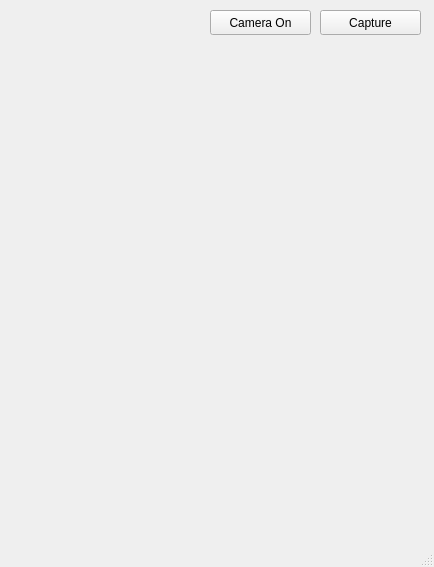
Before: the Qt Designer form camera.ui in addinedu-ros-3rd/deeplearning-repo-3, drawn with Qt 5.
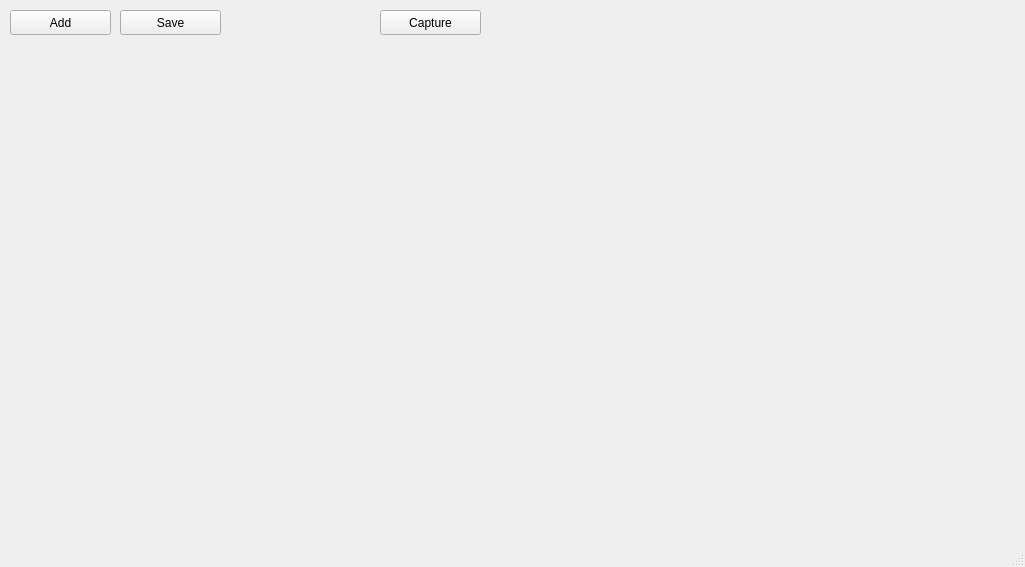
After: the same form once the commit is applied.

What changed in the file:
```diff
--- a/camera.ui
+++ b/camera.ui
@@ -6,7 +6,7 @@
    <rect>
     <x>0</x>
     <y>0</y>
-    <width>434</width>
+    <width>1025</width>
     <height>567</height>
    </rect>
   </property>
@@ -14,25 +14,12 @@
    <string>MainWindow</string>
   </property>
   <widget class="QWidget" name="centralwidget">
-   <widget class="QPushButton" name="btnCam">
-    <property name="geometry">
-     <rect>
-      <x>210</x>
-      <y>10</y>
-      <width>101</width>
-      <height>25</height>
-     </rect>
-    </property>
-    <property name="text">
-     <string>Camera On</string>
-    </property>
-   </widget>
    <widget class="QLabel" name="label">
     <property name="geometry">
      <rect>
       <x>0</x>
       <y>40</y>
-      <width>421</width>
+      <width>1011</width>
       <height>481</height>
      </rect>
     </property>
@@ -46,7 +33,7 @@
    <widget class="QPushButton" name="btnCapture">
     <property name="geometry">
      <rect>
-      <x>320</x>
+      <x>380</x>
       <y>10</y>
       <width>101</width>
       <height>25</height>
@@ -56,6 +43,32 @@
      <string>Capture</string>
     </property>
    </widget>
+   <widget class="QPushButton" name="btnAdd">
+    <property name="geometry">
+     <rect>
+      <x>10</x>
+      <y>10</y>
+      <width>101</width>
+      <height>25</height>
+     </rect>
+    </property>
+    <property name="text">
+     <string>Add</string>
+    </property>
+   </widget>
+   <widget class="QPushButton" name="btnSave">
+    <property name="geometry">
+     <rect>
+      <x>120</x>
+      <y>10</y>
+      <width>101</width>
+      <height>25</height>
+     </rect>
+    </property>
+    <property name="text">
+     <string>Save</string>
+    </property>
+   </widget>
   </widget>
   <widget class="QMenuBar" name="menubar">
    <property name="geometry">
```
Left out of the diff: 2 changed lines with no effect on the pictures.
